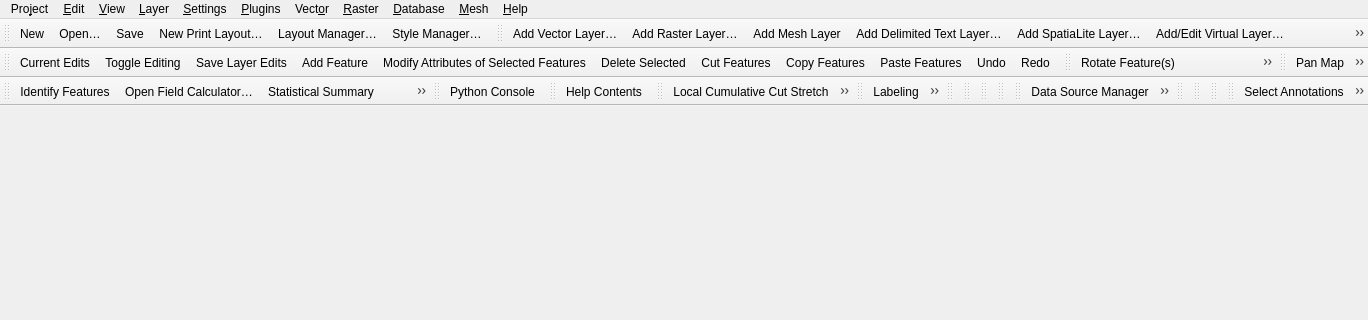
Before: the Qt Designer form src/ui/qgisapp.ui in Subhankar-hub/hake-gis, drawn with Qt 5; both pictures show x 0 to 1368 and y 0 to 320 of the 1368 by 506 pixel window.
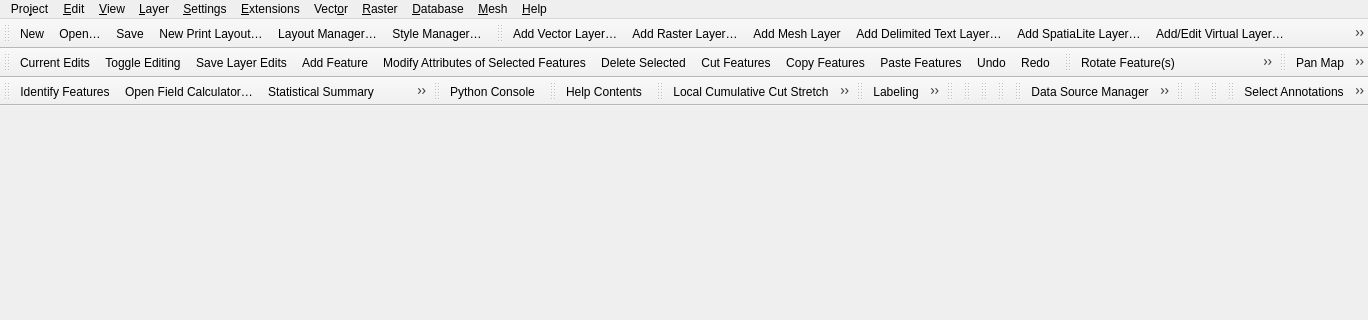
After: the same form once the commit is applied. Icons and pictures are not drawn.

Commit message: Update: Lock ribbon to a single nine-tab navigation row and hide the classic menu bar.

The edit to the form file:
```diff
--- a/src/ui/qgisapp.ui
+++ b/src/ui/qgisapp.ui
@@ -280,7 +280,7 @@
    </widget>
    <widget class="QMenu" name="mPluginMenu">
     <property name="title">
-     <string>&amp;Plugins</string>
+     <string>&amp;Extensions</string>
     </property>
     <addaction name="mActionManagePlugins"/>
     <addaction name="separator"/>
```
Left out of the diff: 2 changed lines with no effect on the pictures. The commit also changes 5 other files.
